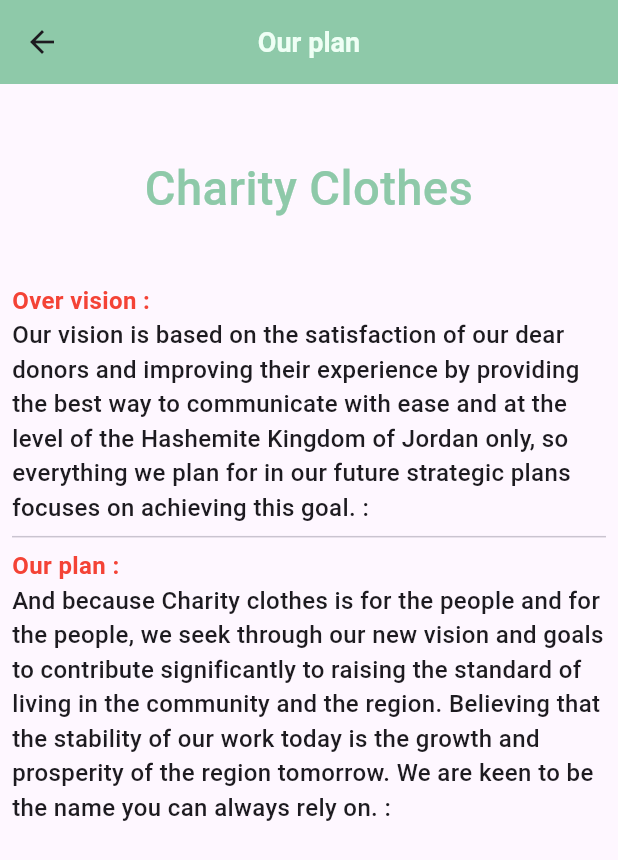
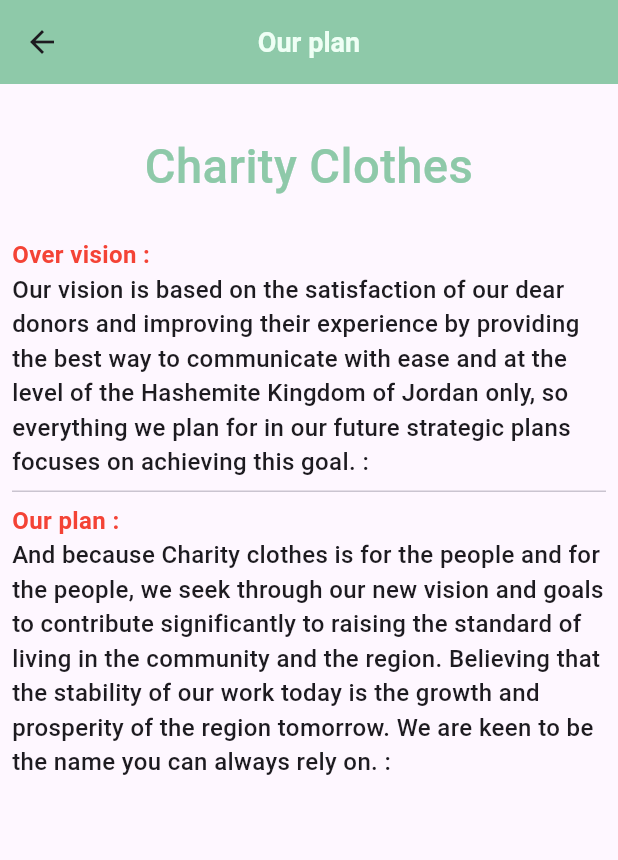
Before and after one commit to taherelzoghby/charity-clothes, a Flutter app: the OurPlanView screen opened directly, on a phone screen of 412 x 824 dp. Shown: the top 860 px of the screen. Run offline on Flutter 3.47's test engine with Material 3 defaults, Android fonts, the light colour scheme and no system bars; our stand-ins replace cached_network_image, carousel_slider, cloud_firestore, country_code_picker, firebase_auth, firebase_core and 20 more; accounts and stored records are empty.

Commit message:
refactor our plan page

```diff
--- a/lib/features/our_plan/presentation/view/our_plan_view.dart
+++ b/lib/features/our_plan/presentation/view/our_plan_view.dart
@@ -18,7 +18,9 @@ class OurPlanView extends StatelessWidget {
         ),
         centerTitle: true,
       ),
-      body: const OurPlanBody(),
+      body: const SafeArea(
+        child: OurPlanBody(),
+      ),
     );
   }
 }
--- a/lib/features/our_plan/presentation/view/widgets/our_plan_body.dart
+++ b/lib/features/our_plan/presentation/view/widgets/our_plan_body.dart
@@ -9,20 +9,20 @@ class OurPlanBody extends StatelessWidget {
 
   @override
   Widget build(BuildContext context) {
-    Size size = MediaQuery.of(context).size;
     return Padding(
-      padding: const EdgeInsets.all(8.0),
+      padding: AppConsts.padding8,
       child: Column(
         crossAxisAlignment: CrossAxisAlignment.center,
         children: [
-          SizedBox(height: size.height * .05.h),
+          const AspectRatio(aspectRatio: AppConsts.aspect16on1),
+
           ///app name
           Text(
             '${StringsEn.appName.tr} ',
             style: AppConsts.style16Green.copyWith(fontSize: 30.sp),
             textAlign: TextAlign.center,
           ),
-          SizedBox(height: size.height * .05.h),
+          const AspectRatio(aspectRatio: AppConsts.aspect16on1),
           Column(
             crossAxisAlignment: CrossAxisAlignment.start,
             children: [
--- a/lib/main.dart
+++ b/lib/main.dart
@@ -29,12 +29,18 @@ Future<void> main() async {
   runApp(const MyApp());
 }
 
-class MyApp extends StatelessWidget {
+class MyApp extends StatefulWidget {
   const MyApp({super.key});
 
   @override
+  State<MyApp> createState() => _MyAppState();
+}
+
+class _MyAppState extends State<MyApp> {
+  final cont = Get.find<LocalizationsServices>();
+
+  @override
   Widget build(BuildContext context) {
-    final cont = Get.find<LocalizationsServices>();
     return ScreenUtilInit(
       designSize: const Size(393, 851),
       builder: (context, widget) {
```
